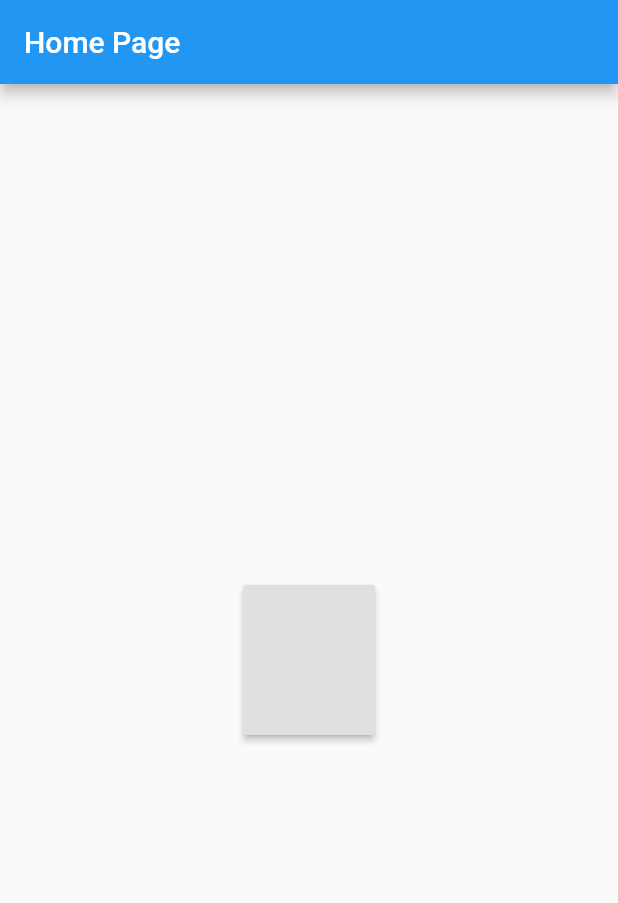
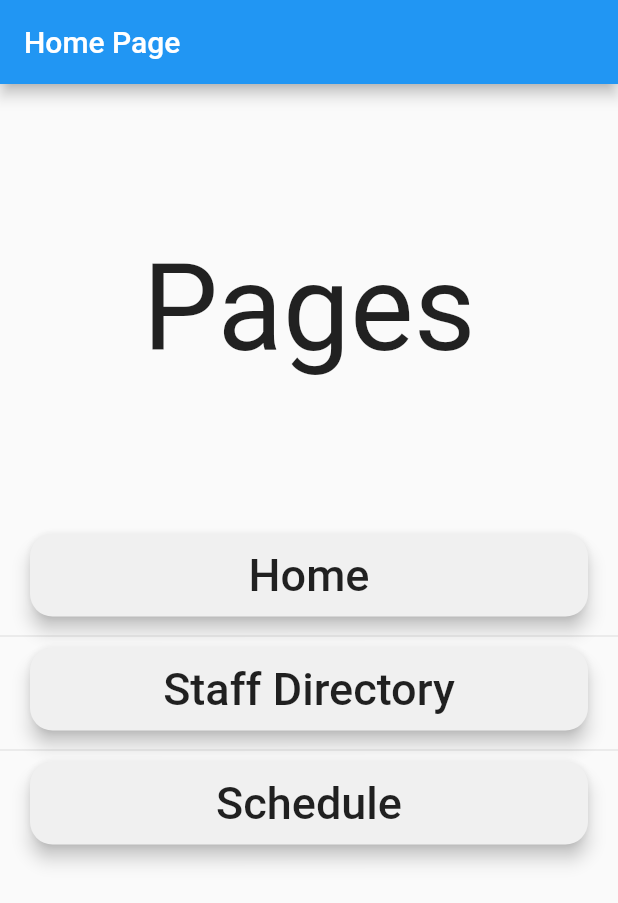
Before and after one commit to hackforla/new-schools-today, a Flutter app: the screen it shows after launch, on a phone screen of 412 x 824 dp. Shown: the top 903 px of the screen. Run offline on Flutter 3.47's test engine with Material 2 defaults, Android fonts, the phone set to English and light mode, and no system bars.

Commit message:
Added a rudimentary form of an additive router
Added a way to add different pages with routers.

```diff
--- a/nstAppTemplate/lib/Home.dart
+++ b/nstAppTemplate/lib/Home.dart
@@ -9,14 +9,39 @@ class HomeView extends StatelessWidget {
       appBar: AppBar(
         title: Text('Home Page'),
       ),
-      body: Center(
-        child: RaisedButton(
-          padding: EdgeInsets.only(top: 100),
-          onPressed: () {
-            Navigator.pushNamed(context, LoginViewRoute, arguments: 'Data Passed in');
-          },
-        ),
-      ),
+      body: Column(
+        children: <Widget>[
+          Container(
+            height: 300,
+            child: Center(
+              child: Text('Pages', style: TextStyle(fontSize: 80)),
+            ),
+          ),
+          ListView.separated(
+            scrollDirection: Axis.vertical,
+            shrinkWrap: true,
+            separatorBuilder: (BuildContext context, int index) => Divider(),
+            itemCount: routes.length,
+            itemBuilder: (BuildContext context, int index) {
+              return Container(
+                padding: EdgeInsets.only(left: 20, right: 20, bottom: 5),
+                child: RaisedButton(
+                  elevation: 5,
+                  shape: RoundedRectangleBorder(
+                    borderRadius: BorderRadius.circular(15)
+                  ),
+                  color: Color.fromARGB(255, 240, 240, 240),
+                  padding: EdgeInsets.all(10),
+                  child: Text(routes[index]['name'], style: TextStyle(fontSize: 30),),
+                  onPressed: () {
+                    Navigator.pushNamed(context, routes[index]['route'], arguments: 'Data Passed in');
+                  },
+                )
+              );
+            }
+          ),
+        ],
+      )
     );
   }
 }
--- a/nstAppTemplate/lib/UndefinedView.dart
+++ b/nstAppTemplate/lib/UndefinedView.dart
@@ -14,8 +14,9 @@ class UndefinedView extends StatelessWidget {
       body: Center(
         child: RaisedButton(
           padding: EdgeInsets.only(top: 100),
+          child: Text("Back"),
           onPressed: () {
-            Navigator.pushNamed(context, HomeViewRoute);
+            Navigator.pushNamed(context, homeViewRoute);
           },
         ),
       ),
--- a/nstAppTemplate/lib/main.dart
+++ b/nstAppTemplate/lib/main.dart
@@ -1,12 +1,37 @@
 import 'package:flutter/material.dart';
 import './Home.dart';
-import './Login.dart';
 import './UndefinedView.dart';
+import './staffTest.dart';
+import './scheTest.dart';
 
 void main() => runApp(MyApp());
 
-const String HomeViewRoute = '/';
-const String LoginViewRoute = 'login';
+const String homeViewRoute = '/';
+const List routes = [
+  {
+    'name':'Home',
+    'route':'/'
+  },
+  {
+    'name':'Staff Directory',
+    'route':'staff'
+  },
+  {
+    'name':'Schedule',
+    'route':'sche'
+  }
+];
+
+MaterialPageRoute directRoute(int index) {
+  switch(index) {
+    case 0:
+      return MaterialPageRoute(builder: (context) => HomeView());
+    case 1:
+      return MaterialPageRoute(builder: (context) => StaffView());
+    case 2:
+      return MaterialPageRoute(builder: (context) => ScheduleView());
+  }
+}
 
 class MyApp extends StatelessWidget {
   // This widget is the root of your application.
@@ -27,14 +52,10 @@ class MyApp extends StatelessWidget {
         primarySwatch: Colors.blue,
       ),
       onGenerateRoute: (RouteSettings settings) {
-        switch (settings.name) {
-          case HomeViewRoute:
-            return MaterialPageRoute(builder: (context) => HomeView());
-          case LoginViewRoute:
-            var loginArgument = settings.arguments;
-            return MaterialPageRoute(builder: (context) =>
-              LoginView(argument: loginArgument,)
-            );
+        for(int i = 0; i < routes.length; i++) {
+          if(settings.name == routes[i]['route']) {
+            return directRoute(i);
+          }
         }
       },
       onUnknownRoute: (settings) => MaterialPageRoute(
@@ -42,7 +63,7 @@ class MyApp extends StatelessWidget {
           name: settings.name,
         )
       ),
-      initialRoute: HomeViewRoute,
+      initialRoute: homeViewRoute,
       // home: MyHomePage(title: 'Flutter Demo Home Page'),
     );
   }
--- /dev/null
+++ b/nstAppTemplate/lib/scheTest.dart
@@ -0,0 +1,13 @@
+import 'package:flutter/material.dart';
+
+class ScheduleView extends StatelessWidget {
+
+  @override
+  Widget build(BuildContext context) {
+    return Scaffold(
+      appBar: AppBar(
+        title: Text('Schedule'),
+      )
+    );
+  }
+}
```
Also changed, not shown: nstAppTemplate/lib/Login.dart (deleted, +0 -29 lines), nstAppTemplate/lib/staffTest.dart (added, +13 -0 lines).
